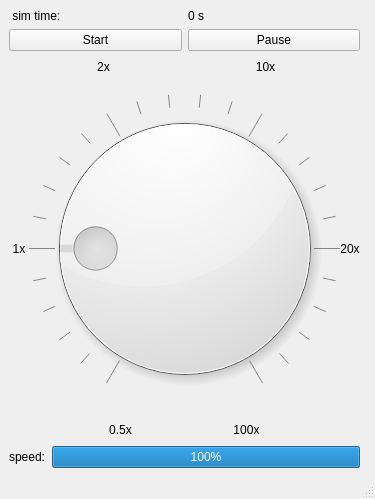
Before: the Qt Designer form src/sss_sim_env/scripts/ui/main_window.ui in shupx/swarm_sync_sim, drawn with Qt 5.
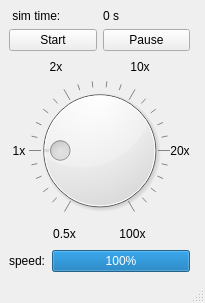
After: the same form once the commit is applied.

Commit message: resize sim_clock ui

The edit to the form file:
```diff
--- a/src/sss_sim_env/scripts/ui/main_window.ui
+++ b/src/sss_sim_env/scripts/ui/main_window.ui
@@ -6,8 +6,8 @@
    <rect>
     <x>0</x>
     <y>0</y>
-    <width>375</width>
-    <height>499</height>
+    <width>205</width>
+    <height>303</height>
    </rect>
   </property>
   <property name="windowTitle">
```
Left out of the diff: 2 changed lines with no effect on the pictures. The commit also changes 2 other files.
